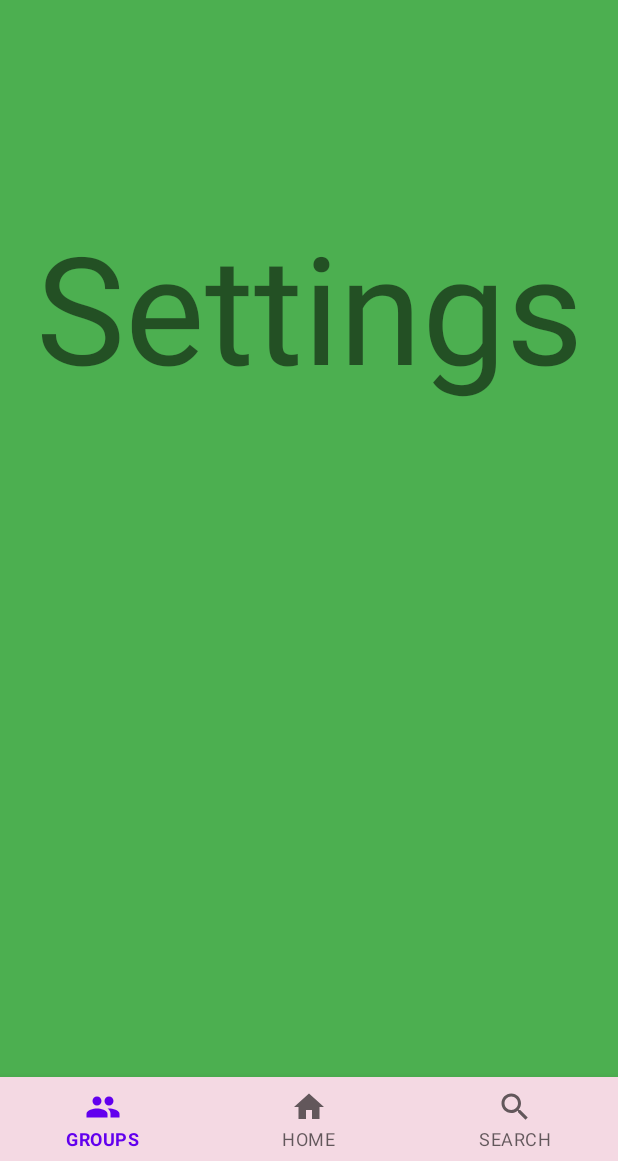
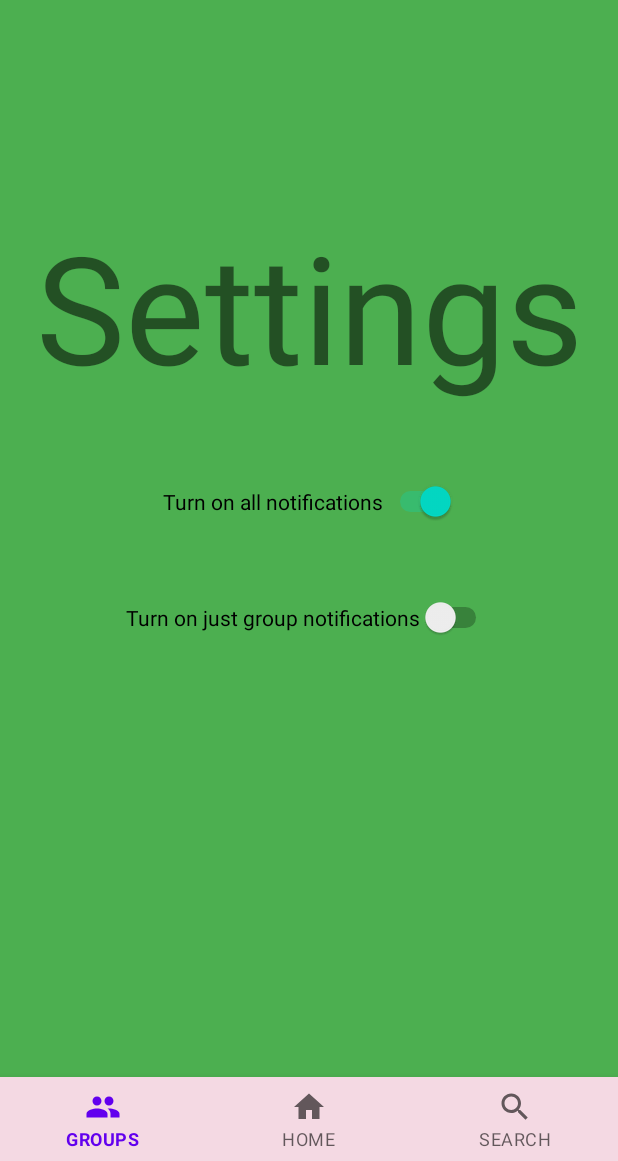
Before and after one commit to miriSilverman/HujiRide, an Android app: the NewRide screen opened through its navigation route, after a tap on "Settings", on a phone screen of 412 x 824 dp, the part 75-1236 px from its top. Run offline under Robolectric (Android 15) with nearby library versions, the phone set to English and light mode, and no system bars; our stand-ins replace navigation-ui; Roboto replaces fonts that are not available here; 1 other tap on this screen came first.

Commit message:
added settings

```diff
--- a/app/src/main/java/huji/postpc/year2021/hujiride/HujiRideApplication.java
+++ b/app/src/main/java/huji/postpc/year2021/hujiride/HujiRideApplication.java
@@ -41,7 +41,7 @@ public class HujiRideApplication extends Application {
         SharedPreferences sp = this.getSharedPreferences(SHARED, Context.MODE_PRIVATE);
         userDetails = new UserDetails(sp.getString(FIRST_NAME, ""),
                 sp.getString(LAST_NAME, ""),
-                sp.getString(PHONE_NUMBER, ""));
+                sp.getString(PHONE_NUMBER, ""), true, false);
 
         db = new Database();
 
--- a/app/src/main/java/huji/postpc/year2021/hujiride/ToolBarFraments/Settings.kt
+++ b/app/src/main/java/huji/postpc/year2021/hujiride/ToolBarFraments/Settings.kt
@@ -4,17 +4,61 @@ import android.os.Bundle
 import android.view.LayoutInflater
 import android.view.View
 import android.view.ViewGroup
+import android.widget.CompoundButton
+import android.widget.Switch
+import android.widget.Toast
 import androidx.fragment.app.Fragment
+import androidx.navigation.fragment.findNavController
 import huji.postpc.year2021.hujiride.R
+import huji.postpc.year2021.hujiride.HujiRideApplication
 
 class Settings: Fragment() {
+
+    private lateinit var switchAllNotifications : Switch
+    private lateinit var switchGroupsNotifications : Switch
 
     override fun onCreateView(
         inflater: LayoutInflater,
         container: ViewGroup?,
         savedInstanceState: Bundle?
     ): View? {
-        return inflater.inflate(R.layout.settings, container, false)
+        val view = inflater.inflate(R.layout.settings, container, false)
+        switchAllNotifications = view.findViewById(R.id.all_notifications)
+        switchGroupsNotifications = view.findViewById(R.id.group_notifications)
+        val app = HujiRideApplication.getInstance()
+
+        //init
+        switchAllNotifications.isChecked = app.userDetails.allNotifications
+        switchGroupsNotifications.isChecked = app.userDetails.justGroupNotifications
+
+
+        switchAllNotifications.setOnCheckedChangeListener(CompoundButton.OnCheckedChangeListener { compoundButton, b ->
+
+            if (b){
+                app.userDetails.allNotifications = true
+                app.userDetails.justGroupNotifications = false
+                switchGroupsNotifications.isChecked = false
+            }else{
+                app.userDetails.allNotifications = false
+            }
+
+            Toast.makeText(activity, "all: ${app.userDetails.allNotifications},\n groups: ${app.userDetails.justGroupNotifications}", Toast.LENGTH_SHORT).show()
+        })
+
+
+        switchGroupsNotifications.setOnCheckedChangeListener(CompoundButton.OnCheckedChangeListener { compoundButton, b ->
+
+            if (b){
+                app.userDetails.allNotifications = false
+                app.userDetails.justGroupNotifications = true
+                switchAllNotifications.isChecked = false
+            }else{
+                app.userDetails.justGroupNotifications = false
+            }
+            Toast.makeText(activity, "all: ${app.userDetails.allNotifications},\n groups: ${app.userDetails.justGroupNotifications}", Toast.LENGTH_SHORT).show()
+
+        })
+        return view
     }
 
 
--- a/app/src/main/java/huji/postpc/year2021/hujiride/UserDetails.kt
+++ b/app/src/main/java/huji/postpc/year2021/hujiride/UserDetails.kt
@@ -4,4 +4,7 @@ data class UserDetails (
         var userFirstName: String = "",
         var userLastName: String = "",
         var userPhoneNumber: String = "",
+        var allNotifications: Boolean = true,
+        var justGroupNotifications: Boolean = false,
+
         )
--- a/app/src/main/res/layout/settings.xml
+++ b/app/src/main/res/layout/settings.xml
@@ -8,15 +8,42 @@
 
 
     <TextView
-        android:id="@+id/textView3"
+        android:id="@+id/settings_title"
         android:layout_width="wrap_content"
         android:layout_height="wrap_content"
         android:layout_marginTop="137dp"
-        android:text="Settings"
+        android:text="@string/settingsTitle"
         android:textSize="100sp"
         app:layout_constraintTop_toTopOf="parent"
         app:layout_constraintStart_toStartOf="parent"
         app:layout_constraintEnd_toEndOf="parent"
         android:layout_centerInParent="true"
         tools:layout_editor_absoluteX="161dp" />
+
+    <Switch
+        android:id="@+id/all_notifications"
+        android:layout_width="wrap_content"
+        android:layout_height="wrap_content"
+        android:text="Turn on all notifications"
+        tools:layout_editor_absoluteX="150dp"
+        tools:layout_editor_absoluteY="322dp"
+        app:layout_constraintTop_toBottomOf="@id/settings_title"
+        app:layout_constraintStart_toStartOf="parent"
+        app:layout_constraintEnd_toEndOf="parent"
+        android:layout_marginTop="50sp"
+        />
+
+    <Switch
+        android:id="@+id/group_notifications"
+        android:layout_width="wrap_content"
+        android:layout_height="wrap_content"
+        android:text="Turn on just group notifications"
+        tools:layout_editor_absoluteX="146dp"
+        tools:layout_editor_absoluteY="398dp"
+        app:layout_constraintTop_toBottomOf="@id/all_notifications"
+        app:layout_constraintStart_toStartOf="parent"
+        app:layout_constraintEnd_toEndOf="parent"
+        android:layout_marginTop="50sp"/>
+
+
 </androidx.constraintlayout.widget.ConstraintLayout>
--- a/app/src/main/res/values/strings.xml
+++ b/app/src/main/res/values/strings.xml
@@ -36,6 +36,7 @@
     <string name="addGroupBtnText">add\ngroups</string>
     <string name="noRidesInTheNearFuture">You have no rides\nin the near future</string>
     <string name="afterReportingBugText">Thanks for helping us \nimprove our app!</string>
+    <string name="settingsTitle">Settings</string>
 
     <string-array name="sorting_list">
         <item>time</item>
```
Also changed, not shown: app/src/main/java/huji/postpc/year2021/hujiride/NewRide.kt (+8 -0 lines).
